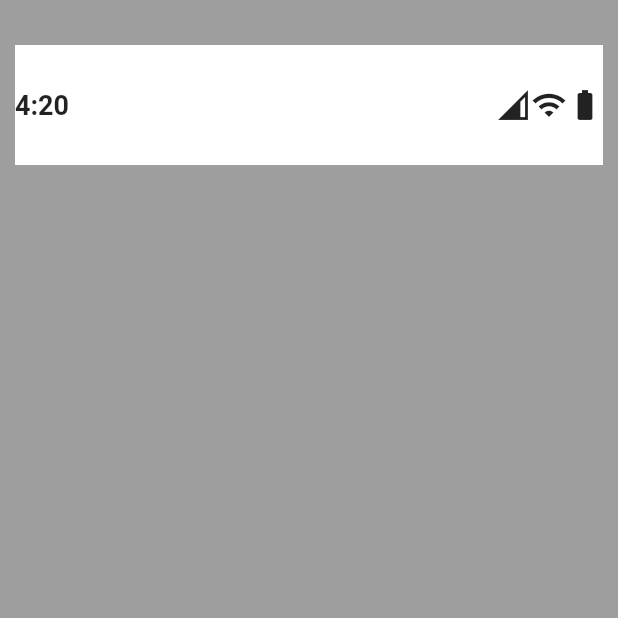
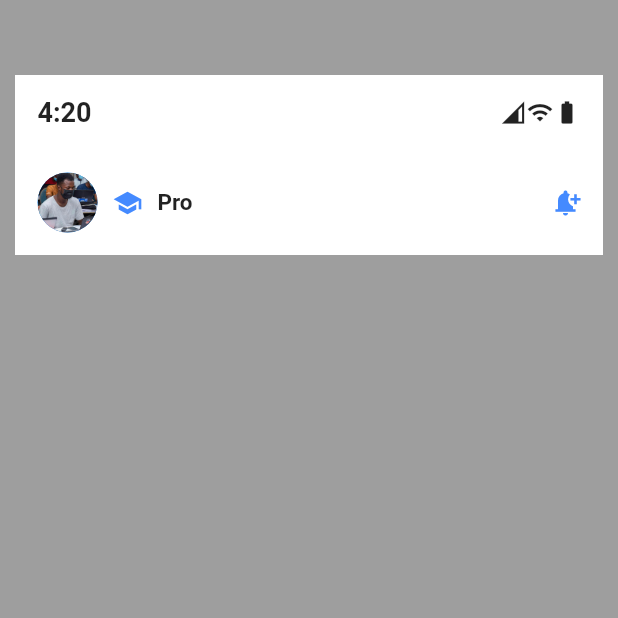
Before and after one commit to asamoah-fred/Accounts-Profile, a Flutter app: the screen it shows after launch, on a phone screen of 412 x 824 dp, the top half of it. Run offline on Flutter 3.47's test engine with Material 2 defaults, Android fonts, the phone set to English and light mode, and no system bars; our stand-ins replace font_awesome_flutter.

Commit message:
CircleAvatar & Icons

```diff
--- a/lib/profile.dart
+++ b/lib/profile.dart
@@ -1,7 +1,9 @@
 // ignore_for_file: prefer_const_constructors, prefer_const_literals_to_create_immutables
 
 import 'package:flutter/material.dart';
+import 'package:flutter/painting.dart';
 import 'package:flutter/widgets.dart';
+import 'package:font_awesome_flutter/font_awesome_flutter.dart';
 
 class Profile extends StatelessWidget {
   const Profile({Key? key}) : super(key: key);
@@ -20,14 +22,18 @@ class Profile extends StatelessWidget {
             horizontal: 10,
           ),
           child: Column(
-            crossAxisAlignment: CrossAxisAlignment.start,
+            // crossAxisAlignment: CrossAxisAlignment.start,
             children: [
               SizedBox(
-                height: 30,
+                height: 50,
               ),
               Container(
-                height: 80,
+                height: 50,
                 color: Colors.white,
+                child: Padding(
+                  padding: const EdgeInsets.symmetric(
+                    horizontal: 15,
+                  ),
                   child: Row(
                     // crossAxisAlignment: CrossAxisAlignment.start,
                     children: [
@@ -40,38 +46,64 @@ class Profile extends StatelessWidget {
                         ),
                       ),
                       Spacer(),
-                    Icon(Icons.network_cell),
-                    Icon(Icons.wifi),
-                    Icon(Icons.battery_full),
-                    Row()
-                    // SizedBox(
-                    //   height: 30,
-                    // ),
-                    // CircleAvatar(
-                    //   backgroundImage: AssetImage('images/2.jpg'),
-                    // ),
-                    // SizedBox(
-                    //   width: 10,
-                    // ),
-                    // Icon(Icons.phone),
-                    // SizedBox(
-                    //   width: 10,
-                    // ),
-                    // Text(
-                    //   "Pro",
-                    //   style: TextStyle(
-                    //     fontWeight: FontWeight.bold,
-                    //     color: Colors.black87,
-                    //   ),
-                    // ),
-                    // Spacer(),
-                    // Icon(Icons.notifications),
-
-                    // Icon(
-                    //   Icons.fiber_manual_record_outlined,
-                    //   size: 8,
-                    // ),
+                      Icon(
+                        Icons.network_cell,
+                        size: 18,
+                      ),
+                      Icon(
+                        Icons.wifi,
+                        size: 18,
+                      ),
+                      Icon(
+                        Icons.battery_full,
+                        size: 18,
+                      ),
                     ],
+                  ),
+                ),
+              ),
+              Container(
+                color: Colors.white,
+                height: 70,
+                child: Padding(
+                  padding: const EdgeInsets.symmetric(
+                    horizontal: 15,
+                  ),
+                  child: Row(
+                    children: [
+                      CircleAvatar(
+                        backgroundImage: AssetImage(
+                          'images/2.jpg',
+                        ),
+                        radius: 20,
+                      ),
+                      SizedBox(
+                        width: 10,
+                      ),
+                      Icon(
+                        Icons.school,
+                        color: Colors.blueAccent,
+                        size: 20,
+                      ),
+                      SizedBox(
+                        width: 10,
+                      ),
+                      Text(
+                        "Pro",
+                        style: TextStyle(
+                          fontWeight: FontWeight.bold,
+                          color: Colors.black87,
+                          fontSize: 15,
+                        ),
+                      ),
+                      Spacer(),
+                      Icon(
+                        Icons.notification_add,
+                        size: 20,
+                        color: Colors.blueAccent,
+                      ),
+                    ],
+                  ),
                 ),
               ),
             ],
--- a/pubspec.yaml
+++ b/pubspec.yaml
@@ -34,6 +34,8 @@ dependencies:
   # The following adds the Cupertino Icons font to your application.
   # Use with the CupertinoIcons class for iOS style icons.
   cupertino_icons: ^1.0.2
+  font_awesome_flutter: ^9.2.0
+
 
 dev_dependencies:
   flutter_test:
```
Also changed, not shown: pubspec.lock. Lines whose indentation alone changed are shown as unchanged.
